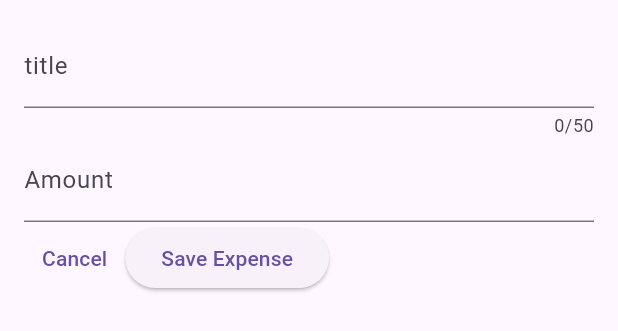
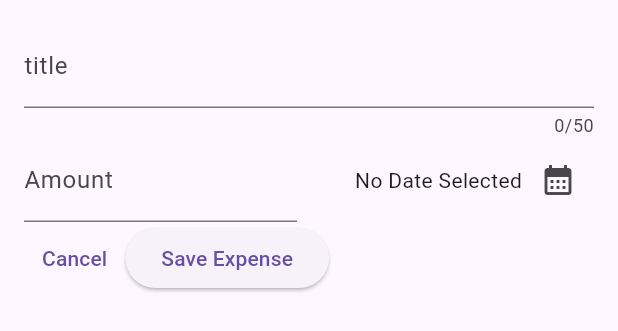
Before and after one commit to yusufdehbi/flutter_expense_tracker, a Flutter app: the NewExpense widget shown alone on an empty page, opened directly, on a phone screen of 412 x 824 dp. Shown: the top 331 px of the screen. Run offline on Flutter 3.47's test engine with Material 3 defaults, Android fonts, the phone set to English and light mode, and no system bars.

Commit message:
working with futures for show chosen date

```diff
--- a/lib/widgets/new_expense.dart
+++ b/lib/widgets/new_expense.dart
@@ -1,3 +1,4 @@
+import 'package:expense_tracker/models/expense.dart';
 import 'package:flutter/material.dart';
 
 class NewExpense extends StatefulWidget {
@@ -12,6 +13,20 @@ class NewExpense extends StatefulWidget {
 class _NewExpenseState extends State<NewExpense> {
   final _titleController = TextEditingController();
   final _amountController = TextEditingController();
+  DateTime? _selectedDate;
+
+  void _presentDatePicker() async {
+    final now = DateTime.now();
+    final firstDate = DateTime(now.year - 1, now.month, now.day);
+    final pickedDate = await showDatePicker(
+      context: context,
+      firstDate: firstDate,
+      lastDate: now,
+    );
+    setState(() {
+      _selectedDate = pickedDate;
+    });
+  }
 
   @override
   void dispose() {
@@ -33,13 +48,36 @@ class _NewExpenseState extends State<NewExpense> {
               label: Text('title'),
             ),
           ),
-          TextField(
+          Row(
+            children: [
+              Expanded(
+                child: TextField(
                   controller: _amountController,
                   keyboardType: TextInputType.number,
                   decoration: const InputDecoration(
                     prefixText: '\$ ',
                     label: Text("Amount"),
                   ),
+                ),
+              ),
+              const SizedBox(width: 16),
+              Expanded(
+                child: Row(
+                  mainAxisAlignment: MainAxisAlignment.end,
+                  children: [
+                    Text(
+                      _selectedDate == null
+                          ? 'No Date Selected'
+                          : formatter.format(_selectedDate!),
+                    ),
+                    IconButton(
+                      onPressed: _presentDatePicker,
+                      icon: const Icon(Icons.calendar_month),
+                    ),
+                  ],
+                ),
+              ),
+            ],
           ),
           Row(
             children: [
```
Lines whose indentation alone changed are shown as unchanged.
